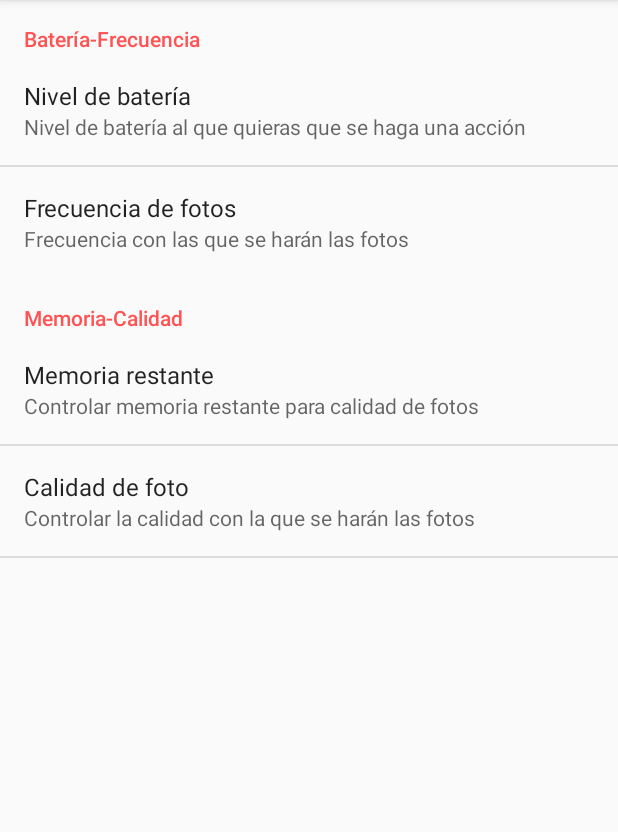
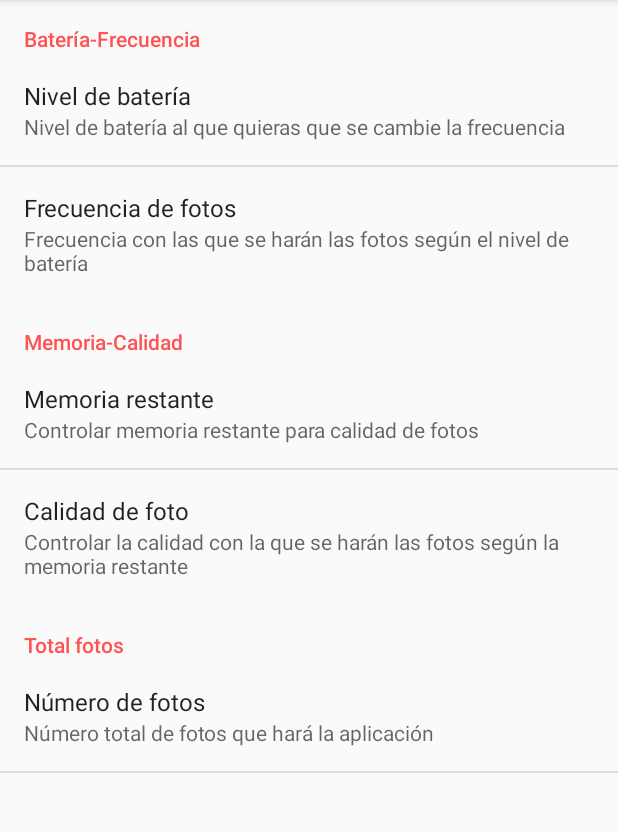
Before and after one commit to isacm94/Timelapse, an Android app: the screen it shows after launch (PreferencesActivity), after a tap on "Ajustes", on a phone screen of 412 x 824 dp, the part 84-916 px from its top. Run offline under Robolectric (Android 15) with nearby library versions, the phone set to English and light mode, and no system bars; libraries missing offline, so code that uses them is left out: com.karumi.dexter; 1 statement that could not run was skipped.

Commit message:
14/02/2017, todo ok

```diff
--- a/Camara2/app/src/main/java/salesianostriana/timelapse/FotosDatabase.java
+++ b/Camara2/app/src/main/java/salesianostriana/timelapse/FotosDatabase.java
@@ -231,11 +231,11 @@ public class FotosDatabase {
 
         return listFotos;
     }
-    public Foto getFirstNoSubida() throws SQLException {
+    public Foto getLastNoSubida() throws SQLException {
 
         List<Foto> listFotos = new ArrayList<>();
 
-        Cursor cursor = this.myBD.rawQuery("SELECT * FROM " + DATABASE_TABLE + " WHERE subida = 0 LIMIT 1", null);
+        Cursor cursor = this.myBD.rawQuery("SELECT * FROM " + DATABASE_TABLE + " WHERE subida = 0 ORDER BY "+FECHA_MILISEGUNDOS+" desc LIMIT 1", null);
 
         if (cursor.moveToFirst()) {
             //Recorremos el cursor hasta que no haya más registros
--- a/Camara2/app/src/main/java/salesianostriana/timelapse/Interfaces/ITrianaSatAPI.java
+++ b/Camara2/app/src/main/java/salesianostriana/timelapse/Interfaces/ITrianaSatAPI.java
@@ -21,6 +21,7 @@ public interface ITrianaSatAPI {
 
     String ENDPOINT_API = "http://trianasat2-salesianostriana.rhcloud.com/";
     String ENDPOINT_SALESIANOS = "http://www.salesianos-triana.com/";
+    String ENDPOINT_API_LOCAL = "http://172.27.0.136:8080";
 
     @GET("proyectos/search/findByToken")
     Call<ListProyectos> obtenerProyecto(@Query("token") String token);
--- a/Camara2/app/src/main/res/values/arrays.xml
+++ b/Camara2/app/src/main/res/values/arrays.xml
@@ -40,4 +40,14 @@
         <item>Media</item>
         <item>Baja</item>
     </string-array>
+    <string-array name="num_fotos">
+        <item>500</item>
+        <item>650</item>
+        <item>800</item>
+    </string-array>
+    <string-array name="num_fotos_values">
+        <item>500</item>
+        <item>650</item>
+        <item>800</item>
+    </string-array>
 </resources>
--- a/Camara2/app/src/main/res/values/strings.xml
+++ b/Camara2/app/src/main/res/values/strings.xml
@@ -25,9 +25,12 @@
     <string name="title_frecuencia">Frecuencia de fotos</string>
     <string name="title_memoria">Memoria restante</string>
     <string name="title_calidad">Calidad de foto</string>
-    <string name="summary_calidad">Controlar la calidad con la que se harán las fotos</string>
+    <string name="summary_calidad">Controlar la calidad con la que se harán las fotos según la memoria restante</string>
     <string name="summary_memoria">Controlar memoria restante para calidad de fotos</string>
-    <string name="summary_frecuencia">Frecuencia con las que se harán las fotos</string>
-    <string name="summary_bateria">Nivel de batería al que quieras que se haga una acción</string>
+    <string name="summary_frecuencia">Frecuencia con las que se harán las fotos según el nivel de batería</string>
+    <string name="summary_bateria">Nivel de batería al que quieras que se cambie la frecuencia</string>
     <string name="title_button_stop_service">Parar servicio</string>
+    <string name="title_total_fotos">Total fotos</string>
+    <string name="title_num_fotos">Número de fotos</string>
+    <string name="summary_num_fotos">Número total de fotos que hará la aplicación</string>
 </resources>
--- a/Camara2/app/src/main/res/xml/preferencias.xml
+++ b/Camara2/app/src/main/res/xml/preferencias.xml
@@ -38,4 +38,15 @@
             android:entryValues="@array/calidad_fotos_values"
             android:defaultValue="1"/>
     </PreferenceCategory>
+    <PreferenceCategory
+        android:key="pref_totalFotos"
+        android:title="@string/title_total_fotos">
+        <ListPreference
+            android:key="num_fotos"
+            android:title="@string/title_num_fotos"
+            android:summary="@string/summary_num_fotos"
+            android:entries="@array/num_fotos"
+            android:entryValues="@array/num_fotos_values"
+            android:defaultValue="800"/>
+    </PreferenceCategory>
 </PreferenceScreen>
```
Also changed, not shown: Camara2/app/src/main/java/salesianostriana/timelapse/DemoCamService.java (+78 -21 lines), Camara2/app/src/main/java/salesianostriana/timelapse/Pojos/API/FotoInfo.java (+29 -8 lines), Camara2/app/src/main/java/salesianostriana/timelapse/Pojos/Preferencia.java (+14 -4 lines).
